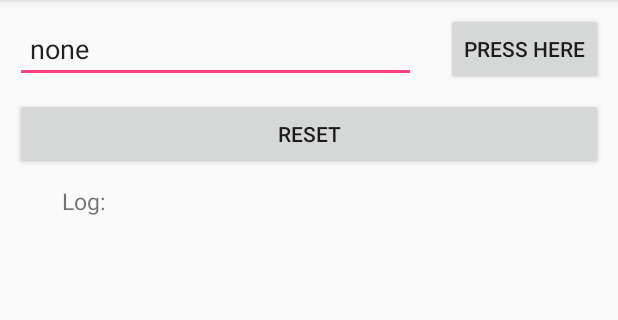
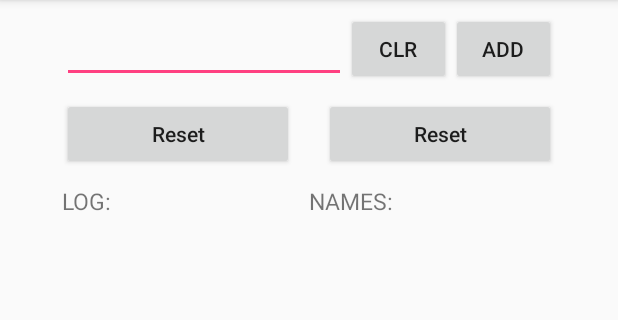
Before and after one commit to cl4pper/android-apps, an Android app: the screen it shows after launch (MainActivity), on a phone screen of 412 x 824 dp, the part 84-404 px from its top. Run offline under Robolectric (Android 15) with nearby library versions, the phone set to English and light mode, and no system bars.

Commit message:
Add: button to clear textInput> Add: textInput log> Add: reset button names log> Update: works on landscape orient.

```diff
--- a/ButtonCounter/app/src/main/java/io/clapper/buttoncounter/MainActivity.kt
+++ b/ButtonCounter/app/src/main/java/io/clapper/buttoncounter/MainActivity.kt
@@ -6,14 +6,14 @@ import android.text.method.ScrollingMovementMethod
 import android.view.View
 import android.widget.Button
 import android.widget.EditText
-import android.widget.ScrollView
 import android.widget.TextView
 
 class MainActivity : AppCompatActivity() {
 
     // indica a classe que cada variavel pertence(dentro da view) - boas maneiras
-    private var textInput: EditText? = null
-    private var textLog: TextView? = null
+    //private var textInput: EditText? = null
+    private var logTimes: TextView? = null
+    private var logNames: TextView? = null
     //
     private var timesClicked = 0
 
@@ -21,35 +21,60 @@ class MainActivity : AppCompatActivity() {
         super.onCreate(savedInstanceState)
         setContentView(R.layout.activity_main)
 
-        //
-        textInput= findViewById<EditText>(R.id.input_text)
-        textLog = findViewById<TextView>(R.id.text_log)
-        val but_pressHere: Button = findViewById<Button>(R.id.but_pressHere)
-        val but_reset: Button = findViewById<Button>(R.id.but_reset)
-        //
-        textLog?.text = "Log:\n"
+        // Varivaeis
+        logTimes = findViewById<TextView>( R.id.log_times )
+        logNames = findViewById<TextView>( R.id.log_names )
+        val textInput: EditText = findViewById<EditText>( R.id.input_text )
+        val butAdd: Button = findViewById<Button>( R.id.but_add )
+        val butClr: Button = findViewById<Button>( R.id.but_clr )
+        val resetTimes: Button = findViewById<Button>( R.id.reset_times )
+        val resetNames: Button = findViewById<Button>( R.id.reset_names )
+
+        // atribuindo valores a variaveis
+        logTimes?.text = "LOG:\n" // .text nao e uma String, e sim uma Editable
+        logNames?.text = "NAMES:\n"
 
         // adiciona o movimento de scroll view ao widget (neste caso, ao text_log)
-        textLog?.movementMethod = ScrollingMovementMethod()
+        logTimes?.movementMethod = ScrollingMovementMethod()
+        logNames?.movementMethod = ScrollingMovementMethod()
+
         // funcao para rodar a cada click no botao
-        but_pressHere.setOnClickListener( object : View.OnClickListener {
+        butAdd.setOnClickListener( object : View.OnClickListener {
             override fun onClick(v: View?) {
+                // imprimir a quantidade de vezes do botao pressionado
                 timesClicked += 1
-                textLog?.append( "Clicked $timesClicked time" )
-                // adicionar o s dependendo da quantidade de vezes clicadas
+                logTimes?.append( "Clicked $timesClicked time" )
+                // adicionar o "s" dependendo da quantidade de vezes clicadas
                 if( timesClicked > 1 ) {
-                    textLog?.append( "s.\n" )
+                    logTimes?.append( "s.\n" )
                 } else {
-                    textLog?.append( ".\n" )
+                    logTimes?.append( ".\n" )
                 }
+                // transformar tetInput.text em uma variavel String e imprimir
+                var printingName: String? = textInput?.text.toString()
+                logNames?.append( "$printingName\n" )
             }
         })
 
-        // funcao para resetar o log e o timesClicked(= 0)
-        but_reset.setOnClickListener( object : View.OnClickListener {
+        // botao para limpar caixa de texto
+        butClr.setOnClickListener( object : View.OnClickListener {
+            override fun onClick(v: View?) {
+                textInput?.text.clear()
+            }
+        })
+
+        // funcao para resetar o log das vezes clicadas
+        resetTimes.setOnClickListener( object : View.OnClickListener {
             override fun onClick( v: View? ) {
                 timesClicked = 0
-                textLog?.text = "Log:\n"
+                logTimes?.text = "LOG:\n"
+            }
+        })
+
+        // funcao para resetar o log dos nomes inseridos
+        resetNames.setOnClickListener( object : View.OnClickListener {
+            override fun onClick(v: View?) {
+                logNames?.text = "NAMES:\n"
             }
         })
     }
--- a/ButtonCounter/app/src/main/res/layout/activity_main.xml
+++ b/ButtonCounter/app/src/main/res/layout/activity_main.xml
@@ -10,48 +10,45 @@
         android:id="@+id/input_text"
         android:layout_width="0dp"
         android:layout_height="wrap_content"
-        android:layout_marginEnd="20dp"
-        android:layout_marginStart="10dp"
         android:layout_marginTop="10dp"
         android:ems="10"
         android:inputType="textPersonName"
         android:paddingStart="10sp"
-        android:text="none"
-        app:layout_constraintEnd_toStartOf="@+id/but_pressHere"
-        app:layout_constraintStart_toStartOf="parent"
+        app:layout_constraintEnd_toStartOf="@+id/but_clr"
+        app:layout_constraintStart_toStartOf="@+id/vertical_10"
         app:layout_constraintTop_toTopOf="parent" />
 
     <Button
-        android:id="@+id/but_pressHere"
-        android:layout_width="wrap_content"
+        android:id="@+id/but_add"
+        android:layout_width="70dp"
         android:layout_height="wrap_content"
-        android:layout_marginEnd="10dp"
-        android:text="Press Here"
+        android:text="Add"
         app:layout_constraintBottom_toBottomOf="@+id/input_text"
-        app:layout_constraintEnd_toEndOf="parent"
+        app:layout_constraintEnd_toStartOf="@+id/vertical_90"
         app:layout_constraintTop_toTopOf="@+id/input_text" />
 
     <Button
-        android:id="@+id/but_reset"
+        android:id="@+id/reset_times"
         android:layout_width="0dp"
         android:layout_height="wrap_content"
         android:layout_marginEnd="10dp"
-        android:layout_marginStart="10dp"
         android:layout_marginTop="10dp"
         android:text="Reset"
-        app:layout_constraintEnd_toEndOf="parent"
-        app:layout_constraintStart_toStartOf="parent"
+        android:textAllCaps="false"
+        app:layout_constraintEnd_toStartOf="@+id/vertical_50"
+        app:layout_constraintStart_toStartOf="@+id/vertical_10"
         app:layout_constraintTop_toBottomOf="@+id/input_text" />
 
     <TextView
-        android:id="@+id/text_log"
+        android:id="@+id/log_times"
         android:layout_width="0dp"
         android:layout_height="wrap_content"
         android:layout_marginTop="10dp"
+        android:textAlignment="viewStart"
         android:textSize="15sp"
-        app:layout_constraintEnd_toStartOf="@+id/vertical_90"
+        app:layout_constraintEnd_toStartOf="@+id/vertical_50"
         app:layout_constraintStart_toStartOf="@+id/vertical_10"
-        app:layout_constraintTop_toBottomOf="@+id/but_reset" />
+        app:layout_constraintTop_toBottomOf="@+id/reset_times" />
 
     <android.support.constraint.Guideline
         android:id="@+id/vertical_10"
@@ -67,4 +64,43 @@
         android:orientation="vertical"
         app:layout_constraintGuide_percent="0.90" />
 
+    <android.support.constraint.Guideline
+        android:id="@+id/vertical_50"
+        android:layout_width="wrap_content"
+        android:layout_height="wrap_content"
+        android:orientation="vertical"
+        app:layout_constraintGuide_percent="0.50" />
+
+    <TextView
+        android:id="@+id/log_names"
+        android:layout_width="0dp"
+        android:layout_height="wrap_content"
+        android:layout_marginTop="10dp"
+        android:textAlignment="viewStart"
+        android:textSize="15sp"
+        app:layout_constraintEnd_toStartOf="@+id/vertical_90"
+        app:layout_constraintStart_toStartOf="@+id/vertical_50"
+        app:layout_constraintTop_toBottomOf="@+id/reset_names" />
+
+    <Button
+        android:id="@+id/reset_names"
+        android:layout_width="0dp"
+        android:layout_height="wrap_content"
+        android:layout_marginStart="10dp"
+        android:layout_marginTop="10dp"
+        android:text="Reset"
+        android:textAllCaps="false"
+        app:layout_constraintEnd_toStartOf="@+id/vertical_90"
+        app:layout_constraintStart_toStartOf="@+id/vertical_50"
+        app:layout_constraintTop_toBottomOf="@+id/input_text" />
+
+    <Button
+        android:id="@+id/but_clr"
+        android:layout_width="70dp"
+        android:layout_height="wrap_content"
+        android:text="CLR"
+        app:layout_constraintBottom_toBottomOf="@+id/but_add"
+        app:layout_constraintEnd_toStartOf="@+id/but_add"
+        app:layout_constraintTop_toTopOf="@+id/but_add" />
+
 </android.support.constraint.ConstraintLayout>
```
